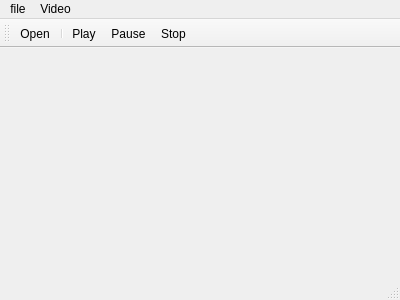
Old version of the form mainwindow.ui in the repository raxzers/videoplayer.
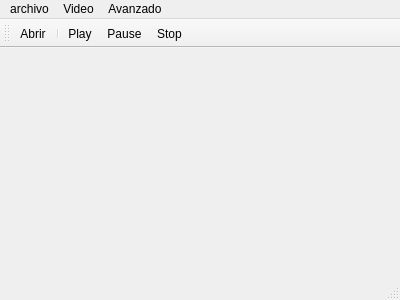
New version of the form. Icons and pictures are not drawn.

Patch:
```diff
--- a/mainwindow.ui
+++ b/mainwindow.ui
@@ -25,7 +25,7 @@
    </property>
    <widget class="QMenu" name="menufile">
     <property name="title">
-     <string>file</string>
+     <string>archivo</string>
     </property>
     <addaction name="actionOpen"/>
    </widget>
@@ -37,8 +37,15 @@
     <addaction name="actionPause"/>
     <addaction name="actionStop"/>
    </widget>
+   <widget class="QMenu" name="menuAvanzado">
+    <property name="title">
+     <string>Avanzado</string>
+    </property>
+    <addaction name="actionBuffer"/>
+   </widget>
    <addaction name="menufile"/>
    <addaction name="menuVideo"/>
+   <addaction name="menuAvanzado"/>
   </widget>
   <widget class="QToolBar" name="mainToolBar">
    <attribute name="toolBarArea">
@@ -60,7 +67,7 @@
      <normaloff>:/images/images/folder_page_white.png</normaloff>:/images/images/folder_page_white.png</iconset>
    </property>
    <property name="text">
-    <string>Open</string>
+    <string>Abrir</string>
    </property>
    <property name="toolTip">
     <string>open a file</string>
```
Left out of the diff: 5 changed lines with no effect on the pictures.
